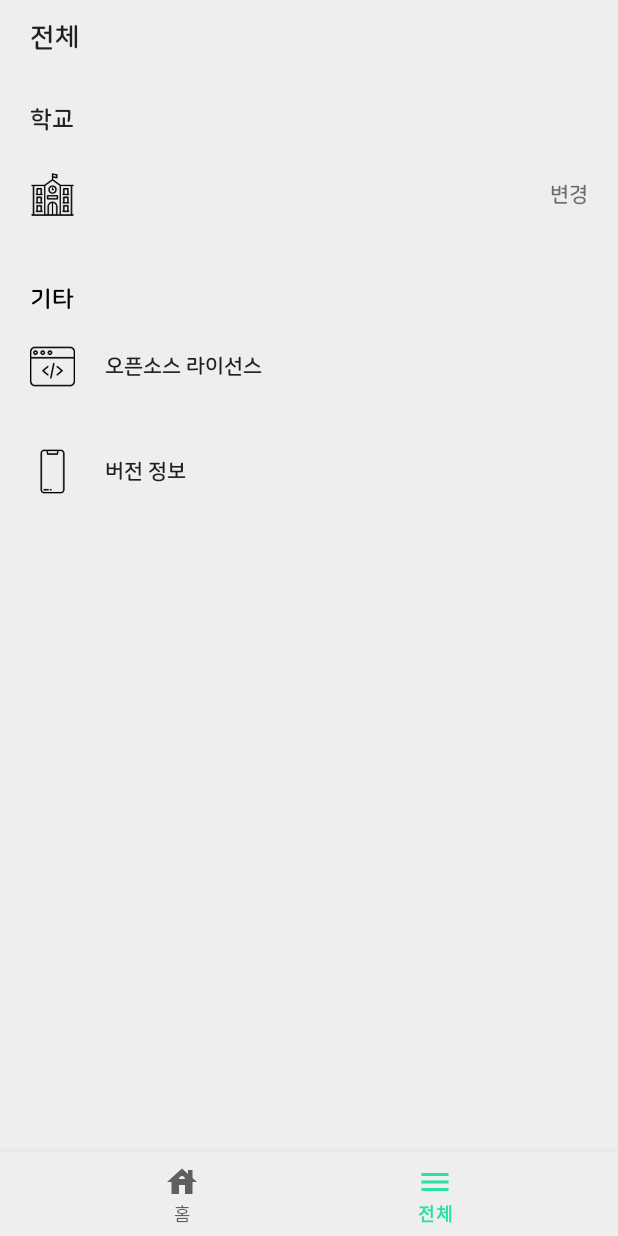
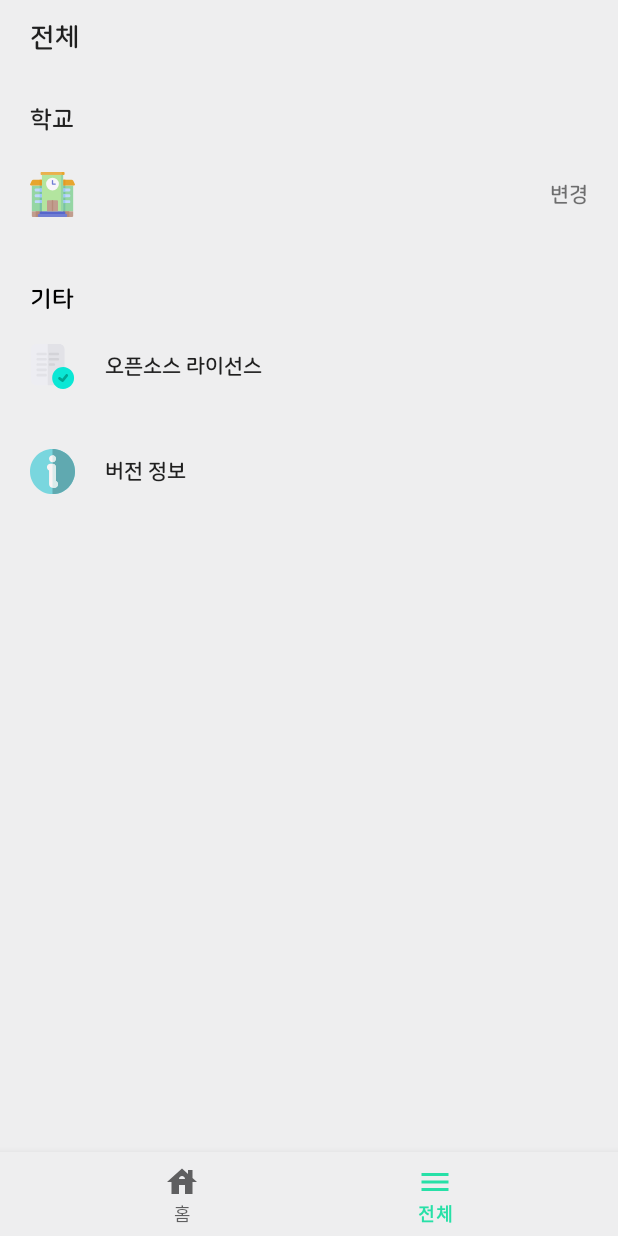
Before and after one commit to ParkJin0318/School_Food_Android, an Android app: the MenuFragment screen opened through its navigation route, on a phone screen of 412 x 824 dp. Run offline under Robolectric (Android 15) with nearby library versions, the phone set to English and light mode, and no system bars; our stand-ins replace Room's generated code, RxJava, data binding, navigation-ui; 2 statements that could not run were skipped.

Commit message:
[UPDATE] Icon

```diff
--- a/School_Food_Android/presentation/src/main/java/com/meals/school_food/viewmodel/MealViewModel.kt
+++ b/School_Food_Android/presentation/src/main/java/com/meals/school_food/viewmodel/MealViewModel.kt
@@ -9,7 +9,6 @@ import com.meals.school_food.widget.extension.getDateFormat
 import com.meals.school_food.widget.extension.krDateFormat
 import io.reactivex.observers.DisposableSingleObserver
 import java.util.*
-import kotlin.collections.ArrayList
 
 class MealViewModel(
     private val getMealUseCase: GetMealUseCase
--- a/School_Food_Android/presentation/src/main/java/com/meals/school_food/viewmodel/ScheduleViewModel.kt
+++ b/School_Food_Android/presentation/src/main/java/com/meals/school_food/viewmodel/ScheduleViewModel.kt
@@ -1,13 +1,10 @@
 package com.meals.school_food.viewmodel
 
-import android.util.Log
 import androidx.lifecycle.MutableLiveData
 import com.meals.domain.usecase.GetScheduleUseCase
 import com.meals.domain.model.ScheduleInfo
 import com.meals.school_food.base.BaseViewModel
 import com.meals.school_food.widget.extension.dayDateFormat
-import com.meals.school_food.widget.extension.getDateFormat
-import com.meals.school_food.widget.extension.getDateFormat2
 import com.meals.school_food.widget.recyclerview.adapter.ScheduleAdapter
 import io.reactivex.observers.DisposableSingleObserver
 import java.util.*
@@ -45,7 +42,7 @@ class ScheduleViewModel(
     }
 
     fun calendarClick(year : Int, month : Int, day : Int) {
-        val date = "%04d%02d%02d".format(year, month + 1, day).getDateFormat2()
+        val date = "%04d%02d%02d".format(year, month + 1, day)
         getSchedule(date)
         scheduleList.clear()
         scheduleAdapter.notifyDataSetChanged()
--- a/School_Food_Android/presentation/src/main/java/com/meals/school_food/widget/extension/DateExtension.kt
+++ b/School_Food_Android/presentation/src/main/java/com/meals/school_food/widget/extension/DateExtension.kt
@@ -34,10 +34,3 @@ fun String.getDateFormat() : String {
     val date = beforeFormat.parse(this)!!
     return afterFormat.format(date)
 }
-
-fun String.getDateFormat2() : String {
-    val beforeFormat = SimpleDateFormat("yyyyMMdd", Locale.getDefault())
-    val afterFormat = SimpleDateFormat("yyyyMMdd", Locale.getDefault())
-    val date = beforeFormat.parse(this)!!
-    return afterFormat.format(date)
-}
--- /dev/null
+++ b/School_Food_Android/presentation/src/main/res/drawable/ic_accept.xml
@@ -0,0 +1,42 @@
+<vector xmlns:android="http://schemas.android.com/apk/res/android"
+    android:width="512dp"
+    android:height="512dp"
+    android:viewportWidth="512"
+    android:viewportHeight="512">
+  <path
+      android:pathData="m333.527,0h-262.113c-33.313,0 -60.414,27.102 -60.414,60.41v347.473c0,33.313 27.102,60.414 60.41,60.414h218.008l104.52,-190.594v-217.293c0,-33.309 -27.102,-60.41 -60.41,-60.41zM333.527,0"
+      android:fillColor="#ededf2"/>
+  <path
+      android:pathData="m177.281,128.637h-89.523c-8.285,0 -15,-6.715 -15,-15 0,-8.285 6.715,-15 15,-15h89.523c8.281,0 15,6.715 15,15 0,8.285 -6.719,15 -15,15zM177.281,128.637"
+      android:fillColor="#e2e2e7"/>
+  <path
+      android:pathData="m177.281,188.641h-89.523c-8.285,0 -15,-6.715 -15,-15s6.715,-15 15,-15h89.523c8.281,0 15,6.715 15,15s-6.719,15 -15,15zM177.281,188.641"
+      android:fillColor="#e2e2e7"/>
+  <path
+      android:pathData="m177.281,248.645h-89.523c-8.285,0 -15,-6.715 -15,-15 0,-8.285 6.715,-15 15,-15h89.523c8.281,0 15,6.715 15,15 0,8.285 -6.719,15 -15,15zM177.281,248.645"
+      android:fillColor="#e2e2e7"/>
+  <path
+      android:pathData="m177.281,308.648h-89.523c-8.285,0 -15,-6.715 -15,-15 0,-8.285 6.715,-15 15,-15h89.523c8.281,0 15,6.715 15,15 0,8.285 -6.719,15 -15,15zM177.281,308.648"
+      android:fillColor="#e2e2e7"/>
+  <path
+      android:pathData="m177.281,369.656h-89.523c-8.285,0 -15,-6.715 -15,-15 0,-8.281 6.715,-15 15,-15h89.523c8.281,0 15,6.719 15,15 0,8.285 -6.719,15 -15,15zM177.281,369.656"
+      android:fillColor="#e2e2e7"/>
+  <path
+      android:pathData="m333.527,0h-131.059v468.293h86.949l104.52,-190.59v-217.293c0,-33.309 -27.102,-60.41 -60.41,-60.41zM333.527,0"
+      android:fillColor="#e2e2e7"/>
+  <path
+      android:pathData="m317.18,128.637h-89.523c-8.281,0 -15,-6.715 -15,-15 0,-8.285 6.719,-15 15,-15h89.523c8.285,0 15,6.715 15,15 0,8.285 -6.715,15 -15,15zM317.18,128.637"
+      android:fillColor="#d3d3d8"/>
+  <path
+      android:pathData="m317.18,188.641h-89.523c-8.281,0 -15,-6.715 -15,-15s6.719,-15 15,-15h89.523c8.285,0 15,6.715 15,15s-6.715,15 -15,15zM317.18,188.641"
+      android:fillColor="#d3d3d8"/>
+  <path
+      android:pathData="m270.773,248.645h-43.117c-8.281,0 -15,-6.715 -15,-15 0,-8.285 6.719,-15 15,-15h43.117c8.285,0 15,6.715 15,15 0,8.285 -6.715,15 -15,15zM270.773,248.645"
+      android:fillColor="#d3d3d8"/>
+  <path
+      android:pathData="m465.785,299.941c-23.023,-23.43 -53.773,-36.656 -86.582,-37.234l-0.215,-0.004c-0.676,-0.012 -1.352,-0.023 -2.027,-0.023 -68.691,0 -124.574,55.922 -124.574,124.66 0,27.301 8.664,53.227 25.051,74.98 23.785,31.574 60.059,49.68 99.523,49.68 68.691,0 124.574,-55.922 124.574,-124.66 0,-32.906 -12.695,-63.945 -35.75,-87.398zM465.785,299.941"
+      android:fillColor="#0be7d5"/>
+  <path
+      android:pathData="m370.906,431.992c-3.059,0 -6.137,-0.934 -8.793,-2.855l-35.48,-25.707c-6.707,-4.859 -8.207,-14.238 -3.344,-20.949 4.859,-6.707 14.238,-8.207 20.945,-3.344l23.918,17.328 38.637,-48.164c5.184,-6.461 14.621,-7.496 21.086,-2.313 6.461,5.184 7.496,14.625 2.313,21.086l-47.57,59.305c-2.957,3.68 -7.309,5.613 -11.711,5.613zM370.906,431.992"
+      android:fillColor="#00a793"/>
+</vector>
--- /dev/null
+++ b/School_Food_Android/presentation/src/main/res/drawable/ic_info.xml
@@ -0,0 +1,24 @@
+<vector xmlns:android="http://schemas.android.com/apk/res/android"
+    android:width="512dp"
+    android:height="512dp"
+    android:viewportWidth="512"
+    android:viewportHeight="512">
+  <path
+      android:pathData="m437.02,74.981c-48.352,-48.352 -112.639,-74.981 -181.02,-74.981s-132.667,26.629 -181.02,74.981c-48.351,48.352 -74.98,112.639 -74.98,181.019s26.629,132.667 74.98,181.02c48.353,48.351 112.639,74.98 181.02,74.98s132.668,-26.629 181.02,-74.98c48.351,-48.353 74.98,-112.64 74.98,-181.02s-26.629,-132.667 -74.98,-181.019z"
+      android:fillColor="#79d6de"/>
+  <path
+      android:pathData="m437.02,74.981c-48.352,-48.352 -112.639,-74.981 -181.02,-74.981v512c68.381,0 132.668,-26.629 181.02,-74.98 48.351,-48.353 74.98,-112.64 74.98,-181.02s-26.629,-132.667 -74.98,-181.019z"
+      android:fillColor="#60a9b0"/>
+  <path
+      android:pathData="m256,150.5c21.56,0 39.1,-17.54 39.1,-39.101 0,-21.56 -17.539,-39.1 -39.1,-39.1 -21.559,0 -39.1,17.54 -39.1,39.1 0,21.561 17.541,39.101 39.1,39.101z"
+      android:fillColor="#faf3f4"/>
+  <path
+      android:pathData="m295.1,364.491v-156.691c0,-21.56 -17.539,-39.1 -39.1,-39.1h-24.1c-21.559,0 -39.1,17.54 -39.1,39.1 0,16.249 9.963,30.214 24.1,36.108v156.692c0,21.561 17.541,39.101 39.1,39.101h24.1c21.561,0 39.102,-17.54 39.102,-39.101 -0.001,-16.249 -9.964,-30.214 -24.102,-36.109z"
+      android:fillColor="#faf3f4"/>
+  <path
+      android:pathData="m295.1,111.399c0,-21.56 -17.539,-39.1 -39.1,-39.1v78.2c21.56,0.001 39.1,-17.539 39.1,-39.1z"
+      android:fillColor="#daebeb"/>
+  <path
+      android:pathData="m295.1,364.491v-156.691c0,-21.56 -17.539,-39.1 -39.1,-39.1v271h24.1c21.561,0 39.102,-17.54 39.102,-39.101 -0.001,-16.248 -9.964,-30.213 -24.102,-36.108z"
+      android:fillColor="#daebeb"/>
+</vector>
--- /dev/null
+++ b/School_Food_Android/presentation/src/main/res/drawable/ic_school.xml
@@ -0,0 +1,108 @@
+<vector xmlns:android="http://schemas.android.com/apk/res/android"
+    android:width="512dp"
+    android:height="512dp"
+    android:viewportWidth="512"
+    android:viewportHeight="512">
+  <path
+      android:pathData="m480.885,512h-104.17v-66.602h114.472v56.3c0,5.69 -4.612,10.302 -10.302,10.302z"
+      android:fillColor="#c19d8e"/>
+  <path
+      android:pathData="m376.715,445.398h70.764v66.602h-70.764z"
+      android:fillColor="#b78b7a"/>
+  <path
+      android:pathData="m31.115,512h104.17v-66.602h-114.472v56.3c0,5.69 4.612,10.302 10.302,10.302z"
+      android:fillColor="#c19d8e"/>
+  <path
+      android:pathData="m64.52,445.398h70.764v66.602h-70.764z"
+      android:fillColor="#b78b7a"/>
+  <path
+      android:pathData="m401.691,478.699h-291.382v-22.999c0,-5.69 4.612,-10.302 10.302,-10.302h270.779c5.69,0 10.302,4.612 10.302,10.302v22.999z"
+      android:fillColor="#5766cb"/>
+  <path
+      android:pathData="m412.202,512h-312.404c-5.69,0 -10.302,-4.612 -10.302,-10.302v-12.697c0,-5.69 4.612,-10.302 10.302,-10.302h312.404c5.69,0 10.302,4.612 10.302,10.302v12.697c0,5.69 -4.612,10.302 -10.302,10.302z"
+      android:fillColor="#707dd3"/>
+  <path
+      android:pathData="m376.715,154.016h114.472v291.382h-114.472z"
+      android:fillColor="#95d6a4"/>
+  <path
+      android:pathData="m501.537,154.016h-124.822v-66.601h96.743c8.073,0 15.419,4.669 18.845,11.979l18.656,39.799c3.235,6.901 -1.801,14.823 -9.422,14.823z"
+      android:fillColor="#e7a52e"/>
+  <path
+      android:pathData="m382.959,33.301h-253.918c-4.598,0 -8.325,-3.727 -8.325,-8.325v-16.651c0,-4.598 3.727,-8.325 8.325,-8.325h253.919c4.598,0 8.325,3.727 8.325,8.325v16.65c0,4.598 -3.728,8.326 -8.326,8.326z"
+      android:fillColor="#eab14d"/>
+  <path
+      android:pathData="m382.959,0h-29.138c4.598,0 8.325,3.727 8.325,8.325v16.65c0,4.598 -3.727,8.325 -8.325,8.325h29.138c4.598,0 8.325,-3.727 8.325,-8.325v-16.65c0.001,-4.598 -3.727,-8.325 -8.325,-8.325z"
+      android:fillColor="#e7a52e"/>
+  <path
+      android:pathData="m376.715,154.016h24.976v291.382h-24.976z"
+      android:fillColor="#78c2a4"/>
+  <path
+      android:pathData="m376.715,220.618v-33.301h70.869c5.69,0 10.302,4.612 10.302,10.302v12.697c0,5.69 -4.612,10.302 -10.302,10.302z"
+      android:fillColor="#bed8fb"/>
+  <path
+      android:pathData="m376.715,187.317h24.976v33.301h-24.976z"
+      android:fillColor="#9dc6fb"/>
+  <path
+      android:pathData="m376.715,87.415h24.976v66.602h-24.976z"
+      android:fillColor="#e49824"/>
+  <path
+      android:pathData="m376.715,287.22v-33.301h70.869c5.69,0 10.302,4.612 10.302,10.302v12.697c0,5.69 -4.612,10.302 -10.302,10.302z"
+      android:fillColor="#bed8fb"/>
+  <path
+      android:pathData="m376.715,253.919h24.976v33.301h-24.976z"
+      android:fillColor="#9dc6fb"/>
+  <path
+      android:pathData="m376.715,353.821v-33.301h70.869c5.69,0 10.302,4.612 10.302,10.302v12.697c0,5.69 -4.612,10.302 -10.302,10.302z"
+      android:fillColor="#bed8fb"/>
+  <path
+      android:pathData="m376.715,320.52h24.976v33.301h-24.976z"
+      android:fillColor="#9dc6fb"/>
+  <path
+      android:pathData="m135.285,33.301h241.431v412.098h-241.431z"
+      android:fillColor="#b3e59f"/>
+  <path
+      android:pathData="m351.74,33.301h24.976v412.098h-24.976z"
+      android:fillColor="#95d6a4"/>
+  <path
+      android:pathData="M256,137.366m-72.846,0a72.846,72.846 0,1 1,145.692 0a72.846,72.846 0,1 1,-145.692 0"
+      android:fillColor="#f9f6f9"/>
+  <path
+      android:pathData="m193.561,330.822v114.576h124.878v-114.576c0,-5.69 -4.612,-10.302 -10.302,-10.302h-104.274c-5.69,0 -10.302,4.613 -10.302,10.302z"
+      android:fillColor="#c19d8e"/>
+  <path
+      android:pathData="m135.285,445.399l-114.472,-0l-0,-291.382l114.472,-0z"
+      android:fillColor="#95d6a4"/>
+  <path
+      android:pathData="m10.463,154.016h124.821v-66.601h-96.742c-8.073,0 -15.419,4.669 -18.845,11.979l-18.656,39.799c-3.235,6.901 1.801,14.823 9.422,14.823z"
+      android:fillColor="#e7a52e"/>
+  <path
+      android:pathData="m110.309,154.016h24.976v291.382h-24.976z"
+      android:fillColor="#78c2a4"/>
+  <path
+      android:pathData="m135.285,220.618v-33.301h-70.869c-5.69,0 -10.302,4.612 -10.302,10.302v12.697c0,5.69 4.612,10.302 10.302,10.302z"
+      android:fillColor="#bed8fb"/>
+  <path
+      android:pathData="m110.309,187.317h24.976v33.301h-24.976z"
+      android:fillColor="#9dc6fb"/>
+  <path
+      android:pathData="m110.309,87.415h24.976v66.602h-24.976z"
+      android:fillColor="#e49824"/>
+  <path
+      android:pathData="m135.285,287.22v-33.301h-70.869c-5.69,0 -10.302,4.612 -10.302,10.302v12.697c0,5.69 4.612,10.302 10.302,10.302z"
+      android:fillColor="#bed8fb"/>
+  <path
+      android:pathData="m110.309,253.919h24.976v33.301h-24.976z"
+      android:fillColor="#9dc6fb"/>
+  <path
+      android:pathData="m135.285,353.821v-33.301h-70.869c-5.69,0 -10.302,4.612 -10.302,10.302v12.697c0,5.69 4.612,10.302 10.302,10.302z"
+      android:fillColor="#bed8fb"/>
+  <path
+      android:pathData="m110.309,320.52h24.976v33.301h-24.976z"
+      android:fillColor="#9dc6fb"/>
+  <path
+      android:pathData="m287.22,144.866h-31.22c-4.143,0 -7.5,-3.358 -7.5,-7.5v-39.545c0,-4.142 3.357,-7.5 7.5,-7.5s7.5,3.358 7.5,7.5v32.044h23.72c4.143,0 7.5,3.358 7.5,7.5s-3.358,7.501 -7.5,7.501z"
+      android:fillColor="#707dd3"/>
+  <path
+      android:pathData="m248.5,320.521h15v124.878h-15z"
+      android:fillColor="#b78b7a"/>
+</vector>
--- a/School_Food_Android/presentation/src/main/res/layout/activity_schedule.xml
+++ b/School_Food_Android/presentation/src/main/res/layout/activity_schedule.xml
@@ -41,11 +41,21 @@
             android:layout_height="match_parent"
             android:outlineSpotShadowColor="@color/colorPrimary">
 
+            <androidx.cardview.widget.CardView
+                android:layout_width="match_parent"
+                android:layout_height="match_parent"
+                android:layout_marginTop="350dp"
+                android:layout_marginStart="10dp"
+                android:layout_marginEnd="10dp"
+                app:cardBackgroundColor="@color/colorWhite"
+                app:cardCornerRadius="8dp"
+                app:cardElevation="2dp"
+                app:cardUseCompatPadding="true">
+
                 <androidx.constraintlayout.widget.ConstraintLayout
                     android:layout_width="match_parent"
                     android:layout_height="match_parent"
-                android:orientation="vertical"
-                android:layout_marginTop="350dp">
+                    android:orientation="vertical">
 
                     <androidx.recyclerview.widget.RecyclerView
                         android:layout_width="match_parent"
@@ -76,6 +86,7 @@
                         app:layout_constraintStart_toStartOf="parent"
                         app:layout_constraintTop_toTopOf="parent" />
                 </androidx.constraintlayout.widget.ConstraintLayout>
+            </androidx.cardview.widget.CardView>
         </CalendarView>
 
     </LinearLayout>
--- a/School_Food_Android/presentation/src/main/res/layout/fragment_menu.xml
+++ b/School_Food_Android/presentation/src/main/res/layout/fragment_menu.xml
@@ -134,7 +134,7 @@
                         android:layout_width="30dp"
                         android:layout_height="30dp"
                         android:layout_margin="20dp"
-                        android:src="@drawable/ic_code" />
+                        android:src="@drawable/ic_accept" />
 
                     <TextView
                         android:layout_width="wrap_content"
@@ -156,7 +156,7 @@
                         android:layout_width="30dp"
                         android:layout_height="30dp"
                         android:layout_margin="20dp"
-                        android:src="@drawable/ic_version" />
+                        android:src="@drawable/ic_info" />
 
                     <TextView
                         android:layout_width="wrap_content"
```
Also changed, not shown: School_Food_Android/presentation/src/main/res/drawable/ic_code.png (deleted), School_Food_Android/presentation/src/main/res/drawable/ic_school.png (deleted), School_Food_Android/presentation/src/main/res/drawable/ic_version.png (deleted). Lines whose indentation alone changed are shown as unchanged.
